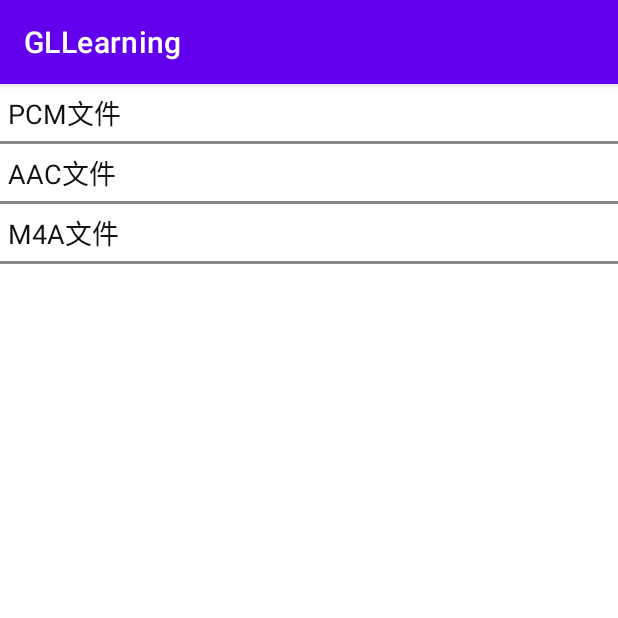
After one commit to Jreffery/GLLearning, an Android app: the AudioCodecActivity screen opened directly, with no data from a screen before it, on a phone screen of 412 x 824 dp, the top half of it. The commit adds this screen. Run offline under Robolectric (Android 15) with nearby library versions, the phone set to English and light mode, and no system bars.

Commit message:
添加音频编码示例的界面代码

```diff
--- /dev/null
+++ b/app/src/main/java/cc/appweb/gllearning/AudioCodecActivity.kt
@@ -0,0 +1,220 @@
+package cc.appweb.gllearning
+
+import android.graphics.Color
+import android.os.Bundle
+import android.text.TextUtils
+import android.util.Log
+import android.view.ViewGroup
+import android.widget.TextView
+import android.widget.Toast
+import androidx.appcompat.app.AlertDialog
+import androidx.appcompat.app.AppCompatActivity
+import androidx.core.content.res.ResourcesCompat
+import androidx.recyclerview.widget.DividerItemDecoration
+import androidx.recyclerview.widget.LinearLayoutManager
+import androidx.recyclerview.widget.RecyclerView
+import cc.appweb.gllearning.databinding.ActivityAudioCodecBinding
+import cc.appweb.gllearning.util.DensityUtil
+import cc.appweb.gllearning.util.StorageUtil
+import com.google.android.material.dialog.MaterialAlertDialogBuilder
+import java.io.File
+import java.util.concurrent.atomic.AtomicBoolean
+
+/**
+ * 使用MediaCodec编码pcm文件至aac文件，再封装成m4a文件
+ *
+ * */
+class AudioCodecActivity : AppCompatActivity() {
+
+    private lateinit var mActivityBinding: ActivityAudioCodecBinding
+
+    // 是否正在loading
+    private var mLoading = AtomicBoolean(false)
+
+    // pcm文件列表
+    private val mPcmList = mutableListOf<ListDataItem>()
+
+    // aac文件列表
+    private val mAacList = mutableListOf<ListDataItem>()
+
+    // m4a文件列表
+    private val mM4aList = mutableListOf<ListDataItem>()
+
+    // 三种文件的标题
+    private val mTitleList = listOf(
+            ListDataItem(0, VIEW_TYPE_TITLE, "PCM文件", ""),
+            ListDataItem(0, VIEW_TYPE_TITLE, "AAC文件", ""),
+            ListDataItem(0, VIEW_TYPE_TITLE, "M4A文件", ""))
+
+    private var mLoadingDialog: AlertDialog? = null
+
+    companion object {
+        const val TAG = "TAG_AudioCodec"
+
+        const val VIEW_TYPE_TITLE = 1
+        const val VIEW_TYPE_FILE = 2
+
+        const val FILE_TYPE_PCM = 1
+        const val FILE_TYPE_AAC = 2
+        const val FILE_TYPE_M4A = 3
+    }
+
+    override fun onCreate(savedInstanceState: Bundle?) {
+        super.onCreate(savedInstanceState)
+        setContentView(R.layout.activity_audio_codec)
+
+        mActivityBinding = ActivityAudioCodecBinding.bind(findViewById(R.id.audio_codec_container))
+
+        // 初始化recycle view
+        val layoutManager = LinearLayoutManager(this)
+        layoutManager.orientation = RecyclerView.VERTICAL
+        mActivityBinding.recycleView.layoutManager = layoutManager
+        mActivityBinding.recycleView.addItemDecoration(DividerItemDecoration(this, RecyclerView.VERTICAL).apply {
+            setDrawable(ResourcesCompat.getDrawable(resources, R.drawable.divider_drawable, null)!!)
+        })
+        mActivityBinding.recycleView.adapter = SectionAdapter()
+
+        loadFilesData()
+    }
+
+    private fun loadFilesData() {
+        val loading = mLoading.get()
+        if (!loading) {
+            Thread {
+                mLoading.set(true)
+                // load .pcm 文件
+                val pcm = mutableListOf<ListDataItem>()
+                innerLoad(0, StorageUtil.getFile(StorageUtil.PATH_LEARNING_VOICE), FILE_TYPE_PCM, ".pcm", pcm)
+                // load .aac
+                val aac = mutableListOf<ListDataItem>()
+                innerLoad(1, StorageUtil.getFile(StorageUtil.PATH_LEARNING_AAC), FILE_TYPE_AAC, ".aac", aac)
+                // load .m4a
+                val m4a = mutableListOf<ListDataItem>()
+                innerLoad(2, StorageUtil.getFile(StorageUtil.PATH_LEARNING_M4A), FILE_TYPE_M4A, ".m4a", m4a)
+                // 更新操作
+                mActivityBinding.root.post {
+                    mPcmList.clear()
+                    mPcmList.addAll(pcm)
+                    mAacList.clear()
+                    mAacList.addAll(aac)
+                    mM4aList.clear()
+                    mM4aList.addAll(m4a)
+                    mActivityBinding.recycleView.adapter!!.notifyDataSetChanged()
+                }
+
+                mLoading.set(false)
+            }.start()
+        }
+    }
+
+    private fun innerLoad(titleIndex: Int, dir: File, fileTypeInt: Int, fileTypeStr: String, list: MutableList<ListDataItem>) {
+        val files = dir.listFiles()
+        list.clear()
+        list.add(mTitleList[titleIndex])
+        files?.let { allFiles ->
+            for (file in allFiles) {
+                if (file.isFile && file.name.endsWith(fileTypeStr)) {
+                    list.add(ListDataItem(fileTypeInt, VIEW_TYPE_FILE, file.name, file.absolutePath))
+                }
+            }
+        }
+    }
+
+    private inner class SectionAdapter : RecyclerView.Adapter<TextViewHolder>() {
+
+        override fun getItemViewType(position: Int): Int {
+            return when (position) {
+                0 -> {
+                    VIEW_TYPE_TITLE
+                }
+                mPcmList.size -> {
+                    VIEW_TYPE_TITLE
+                }
+                mPcmList.size + mAacList.size -> {
+                    VIEW_TYPE_TITLE
+                }
+                else -> {
+                    VIEW_TYPE_FILE
+                }
+            }
+        }
+
+        override fun onCreateViewHolder(parent: ViewGroup, viewType: Int): TextViewHolder {
+            val bigTextView = TextView(this@AudioCodecActivity)
+            val holder = TextViewHolder(bigTextView)
+            bigTextView.ellipsize = TextUtils.TruncateAt.END
+            if (viewType == VIEW_TYPE_TITLE) {
+                bigTextView.setTextColor(Color.parseColor("#ee000000"))
+                bigTextView.textSize = 18f
+                bigTextView.setPadding(DensityUtil.dp2px(5f), DensityUtil.dp2px(5f), 0, DensityUtil.dp2px(5f))
+            } else {
+                bigTextView.setTextColor(Color.parseColor("#88000000"))
+                bigTextView.textSize = 15f
+                bigTextView.setPadding(DensityUtil.dp2px(10f), DensityUtil.dp2px(5f), 0, DensityUtil.dp2px(5f))
+                bigTextView.setOnClickListener {
+                    val position = holder.adapterPosition
+                    val listData: ListDataItem
+                    val type: Int
+                    if (position < mPcmList.size) {
+                        listData = mPcmList[position]
+                        type = FILE_TYPE_PCM
+                    } else if (position < mPcmList.size + mAacList.size) {
+                        listData = mAacList[position - mPcmList.size]
+                        type = FILE_TYPE_AAC
+                    } else {
+                        listData = mM4aList[position - mPcmList.size - mAacList.size]
+                        type = FILE_TYPE_M4A
+                    }
+                    val name = listData.name.split(".")[0]
+                    Log.i(TAG, "onclick type=$type name=$name")
+                    if (type == FILE_TYPE_PCM) {
+                        val aacFile = mAacList.find {
+                            return@find it.name.startsWith(name)
+                        }
+                        aacFile?.let {
+                            Toast.makeText(this@AudioCodecActivity, "已经编码", Toast.LENGTH_SHORT).show()
+                        } ?: let {
+                            MaterialAlertDialogBuilder(this@AudioCodecActivity)
+                                    .setTitle("音频编码")
+                                    .setMessage("是否将${listData.name}以aac编码")
+                                    .setNegativeButton("取消", null)
+                                    .setPositiveButton("确定") { dialog, which ->
+                                        // 展示loading
+                                        mLoadingDialog?.dismiss()
+                                        mLoadingDialog = MaterialAlertDialogBuilder(this@AudioCodecActivity)
+                                                .setView(R.layout.loading_view)
+                                                .setCancelable(false)
+                                                .show()
+                                    }
+                                    .setCancelable(false)
+                                    .show()
+                        }
+                    }
+                }
+            }
+            return holder
+        }
+
+        override fun onBindViewHolder(holder: TextViewHolder, position: Int) {
+            val listData: ListDataItem
+            if (position < mPcmList.size) {
+                listData = mPcmList[position]
+            } else if (position < mPcmList.size + mAacList.size) {
+                listData = mAacList[position - mPcmList.size]
+            } else {
+                listData = mM4aList[position - mPcmList.size - mAacList.size]
+            }
+            holder.view.text = listData.name
+        }
+
+        override fun getItemCount(): Int {
+            return mPcmList.size + mAacList.size + mM4aList.size
+        }
+
+    }
+
+}
+
+data class ListDataItem(val fileType: Int, val viewType: Int, val name: String, val path: String)
+
+private class TextViewHolder(val view: TextView) : RecyclerView.ViewHolder(view)
--- /dev/null
+++ b/app/src/main/java/cc/appweb/gllearning/util/DensityUtil.kt
@@ -0,0 +1,31 @@
+package cc.appweb.gllearning.util
+
+import android.content.res.Resources
+
+class DensityUtil {
+
+    companion object {
+
+        private val density = Resources.getSystem().displayMetrics.density
+
+        private val scaledDensity = Resources.getSystem().displayMetrics.scaledDensity
+
+        /**
+         * 根据手机的分辨率从 dp 的单位 转成为 px(像素)
+         */
+        fun dp2px(dpValue: Float): Int {
+            return (0.5f + dpValue * density).toInt()
+        }
+
+        /**
+         * 根据手机的分辨率从 px(像素) 的单位 转成为 dp
+         */
+        fun px2dp(pxValue: Float): Float {
+            return pxValue / Resources.getSystem().displayMetrics.density
+        }
+
+        fun sp2px(spValue: Float): Float {
+            return spValue * scaledDensity + 0.5f
+        }
+    }
+}
--- a/app/src/main/java/cc/appweb/gllearning/util/StorageUtil.kt
+++ b/app/src/main/java/cc/appweb/gllearning/util/StorageUtil.kt
@@ -6,13 +6,23 @@ class StorageUtil {
 
     companion object {
 
+        // 总目录
         private const val PATH_LEARNING = "learning"
 
+        // 拍照后保存图片的目录
         val PATH_LEARNING_PIC = PATH_LEARNING + File.separator + "picture"
 
+        // 录音后保存pcm文件的目录
         val PATH_LEARNING_VOICE = PATH_LEARNING + File.separator + "voice"
 
+        // 视频录制后保存的目录
         val PATH_LEARNING_MP4 = PATH_LEARNING + File.separator + "mp4"
+
+        // pcm编码成aac文件保存的目录
+        val PATH_LEARNING_AAC = PATH_LEARNING + File.separator + "aac"
+
+        // 音频封装文件
+        val PATH_LEARNING_M4A = PATH_LEARNING + File.separator + "m4a"
 
         fun getFile(relativePath: String): File {
             val path = relativePath.split(File.separator)
--- /dev/null
+++ b/app/src/main/res/layout/activity_audio_codec.xml
@@ -0,0 +1,19 @@
+<?xml version="1.0" encoding="utf-8"?>
+<androidx.constraintlayout.widget.ConstraintLayout xmlns:android="http://schemas.android.com/apk/res/android"
+    xmlns:app="http://schemas.android.com/apk/res-auto"
+    xmlns:tools="http://schemas.android.com/tools"
+    android:layout_width="match_parent"
+    android:layout_height="match_parent"
+    android:id="@+id/audio_codec_container"
+    tools:context=".AudioCodecActivity">
+
+    <androidx.recyclerview.widget.RecyclerView
+        android:id="@+id/recycle_view"
+        app:layout_constraintLeft_toLeftOf="parent"
+        app:layout_constraintRight_toRightOf="parent"
+        app:layout_constraintTop_toTopOf="parent"
+        app:layout_constraintBottom_toBottomOf="parent"
+        android:layout_width="match_parent"
+        android:layout_height="match_parent"/>
+
+</androidx.constraintlayout.widget.ConstraintLayout>
```
Also changed, not shown: app/src/main/AndroidManifest.xml (+9 -5 lines), app/src/main/java/cc/appweb/gllearning/MainActivity.kt (+6 -2 lines), app/src/main/res/layout/activity_main.xml (+21 -5 lines), app/src/main/res/layout/loading_view.xml (added, +23 -0 lines), 1 other file.
